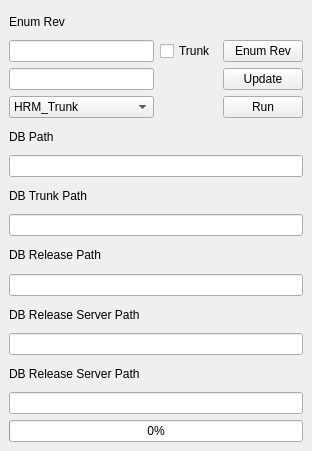
Before: the Qt Designer form test.ui in artakak/TTT, drawn with Qt 5.
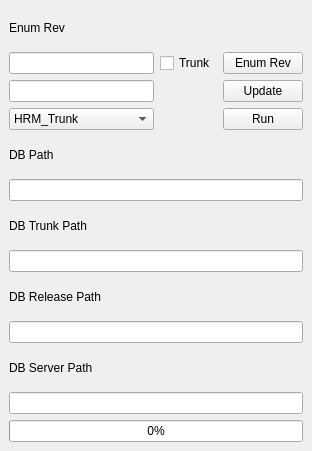
After: the same form once the commit is applied.

```diff
--- a/test.ui
+++ b/test.ui
@@ -104,7 +104,7 @@
     <item row="10" column="0">
      <widget class="QLabel" name="label_5">
       <property name="text">
-       <string>DB Release Server Path</string>
+       <string>DB Server Path</string>
       </property>
      </widget>
     </item>
@@ -115,20 +115,6 @@
       </property>
      </widget>
     </item>
-    <item row="12" column="0">
-     <widget class="QLabel" name="label_6">
-      <property name="text">
-       <string>DB Release Server Path</string>
-      </property>
-     </widget>
-    </item>
-    <item row="13" column="0" colspan="3">
-     <widget class="QLineEdit" name="lineEdit_7">
-      <property name="text">
-       <string/>
-      </property>
-     </widget>
-    </item>
     <item row="5" column="0" colspan="3">
      <widget class="QLineEdit" name="lineEdit_3"/>
     </item>
```
Left out of the diff: 14 changed lines with no effect on the pictures.
